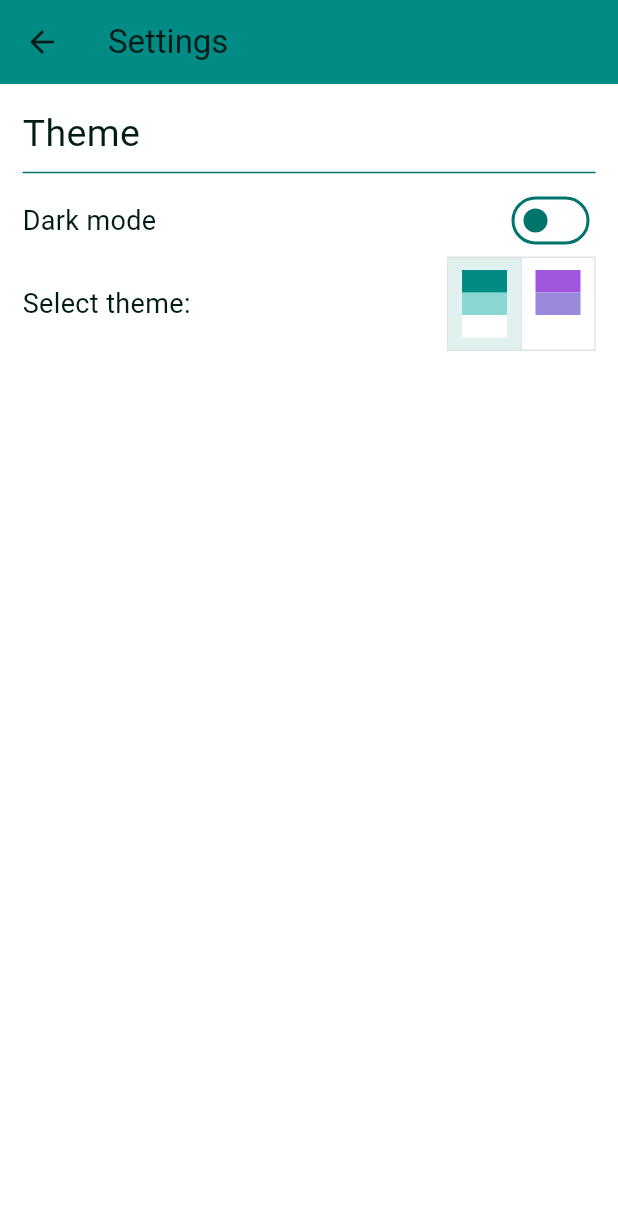
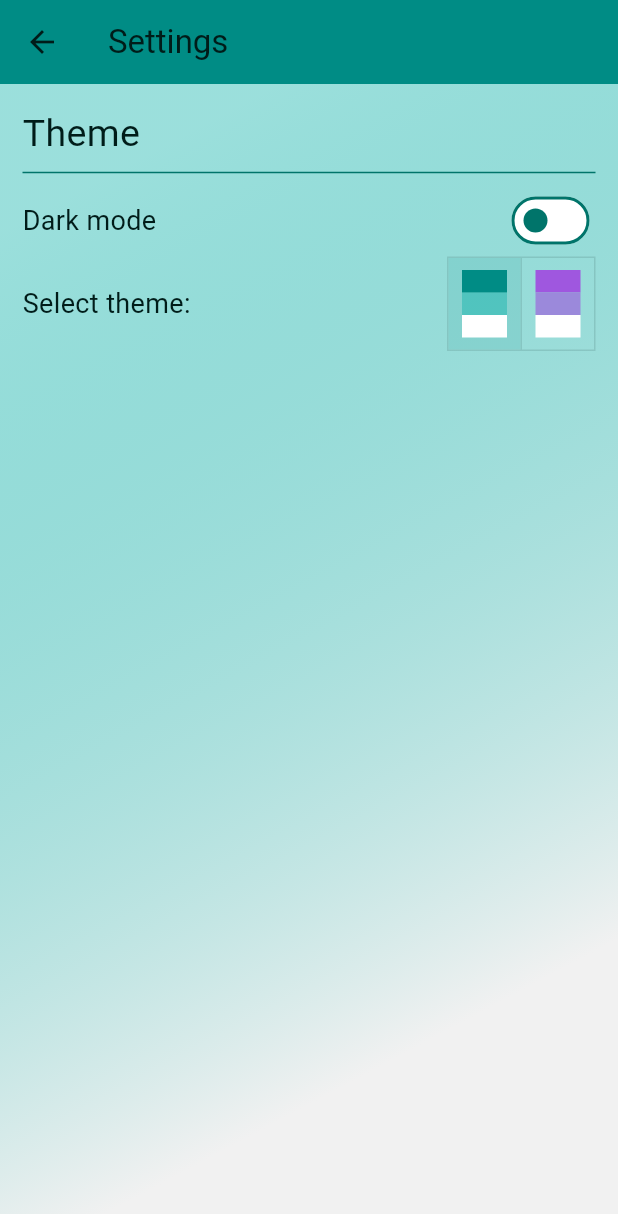
Before and after one commit to itsmosalah/nota, a Flutter app: the screen it shows after launch, after a tap on the "settings" icon, on a phone screen of 412 x 824 dp. Shown: the top 1214 px of the screen. Run offline on Flutter 3.47's test engine with Material 2 defaults, Android fonts, the phone set to English and light mode, and no system bars; our stand-ins replace flutter_bloc, flutter_colorpicker, sqflite, theme_provider; missing offline and left inert: fading_edge_scrollview, flutter_quill; accounts and stored records are empty.

Commit message:
Create screen container to unify backgrounds
- Used it in home and setting screens

ref #16

```diff
--- /dev/null
+++ b/nota/lib/core/widgets/screen_container.dart
@@ -0,0 +1,27 @@
+import 'package:flutter/material.dart';
+import 'package:nota/features/themes/presentation/view_model/theme_settings.dart';
+
+class ScreenContainer extends StatelessWidget {
+  final Widget screen;
+  const ScreenContainer({
+    super.key,
+    required this.screen,
+  });
+
+  @override
+  Widget build(BuildContext context) {
+    return Container(
+        decoration: BoxDecoration(
+          gradient: LinearGradient(
+            colors: [
+              ThemeSettings.getThemeData(context).colorScheme.secondary,
+              ThemeSettings.getThemeData(context).colorScheme.background
+            ],
+            stops: const [0.1, 0.8],
+            begin: Alignment.topLeft,
+            end: Alignment.bottomRight,
+          ),
+        ),
+        child: screen);
+  }
+}
--- a/nota/lib/features/home/views/home_screen.dart
+++ b/nota/lib/features/home/views/home_screen.dart
@@ -1,4 +1,5 @@
 import 'package:flutter/material.dart';
+import 'package:nota/core/widgets/screen_container.dart';
 import 'package:nota/features/settings/settings_screen.dart';
 import 'package:nota/features/themes/presentation/view_model/theme_settings.dart';
 import '../../notes/views/note_list.dart';
@@ -40,22 +41,12 @@ class HomeScreen extends StatelessWidget {
             icon: const Icon(Icons.settings),
           ),
         ],
+        shadowColor: Colors.black,
+        elevation: 10,
       ),
       backgroundColor:
           ThemeSettings.getThemeData(context).colorScheme.background,
-      body: Container(
-          decoration: BoxDecoration(
-            gradient: LinearGradient(
-              colors: [
-                ThemeSettings.getThemeData(context).colorScheme.secondary,
-                ThemeSettings.getThemeData(context).colorScheme.background
-              ],
-              stops: const [0.1, 0.8],
-              begin: Alignment.topLeft,
-              end: Alignment.bottomRight,
-            ),
-          ),
-          child: const NotesList()),
+      body: const ScreenContainer(screen: NotesList()),
     );
   }
 }
--- a/nota/lib/features/settings/settings_screen.dart
+++ b/nota/lib/features/settings/settings_screen.dart
@@ -1,4 +1,5 @@
 import 'package:flutter/material.dart';
+import 'package:nota/core/widgets/screen_container.dart';
 import 'package:nota/features/settings/presentation/view/settings_section.dart';
 import 'package:nota/features/themes/presentation/view/theme_selection_setting.dart';
 import 'package:nota/features/themes/presentation/view_model/theme_settings.dart';
@@ -14,12 +15,17 @@ class SettingsScreen extends StatelessWidget {
         backgroundColor:
             ThemeSettings.getThemeData(context).colorScheme.primary,
       ),
-      body: Container(
-        margin: const EdgeInsets.all(15),
-        child: const Column(
-          children: [
-            SettingsSection(title: 'Theme', child: ThemeSelectionSetting())
-          ],
+      body: ScreenContainer(
+        screen: Container(
+          margin: const EdgeInsets.all(15),
+          child: const Column(
+            children: [
+              SettingsSection(
+                title: 'Theme',
+                child: ThemeSelectionSetting(),
+              )
+            ],
+          ),
         ),
       ),
     );
```
